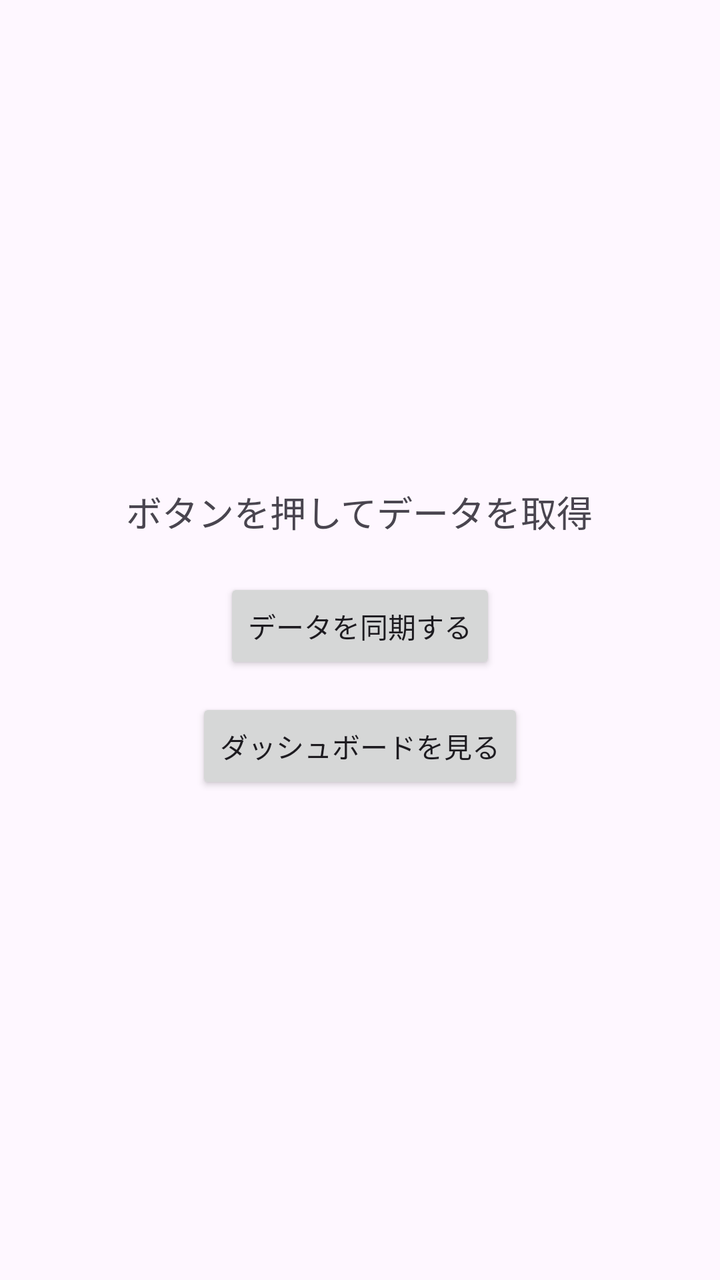
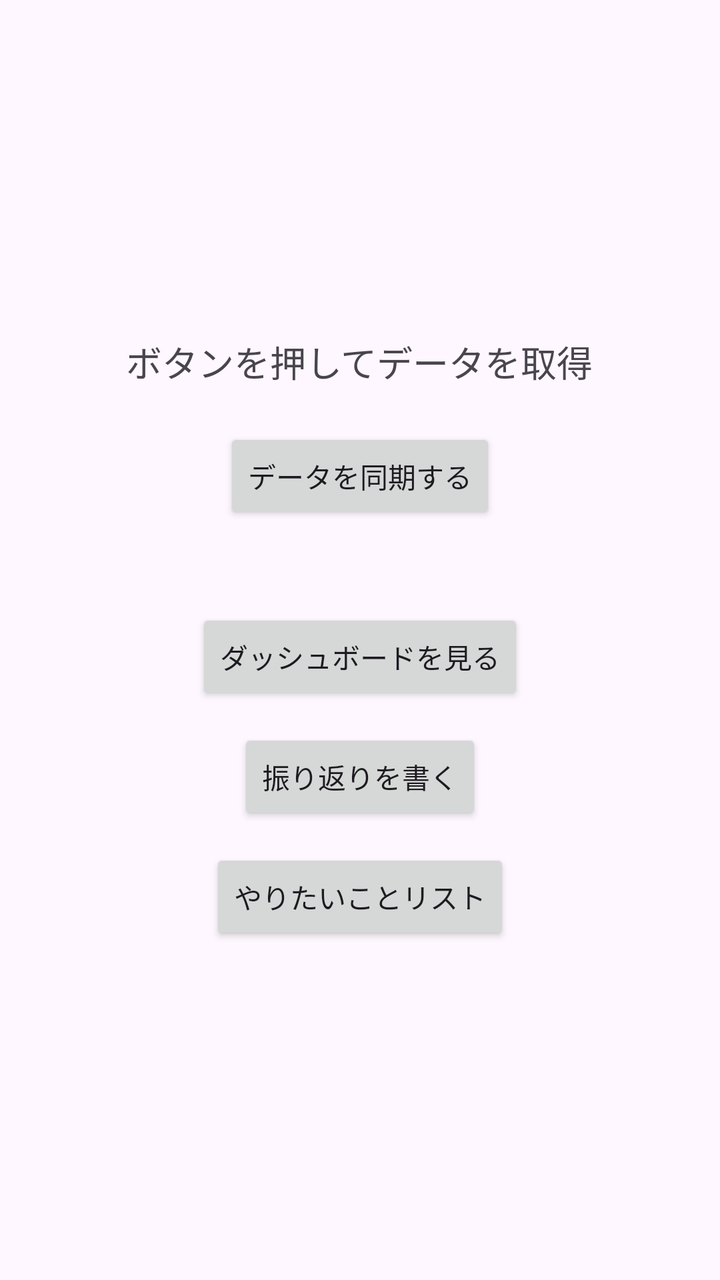

Before-and-after screenshots of an Android layout around one commit, followed by the original layout XML and the change that was made.
<!-- AndroidManifest.xml: application theme Theme.MyHealthHub -->
<!-- res/layout/activity_main.xml -->
<?xml version="1.0" encoding="utf-8"?>
<LinearLayout xmlns:android="http://schemas.android.com/apk/res/android"
    android:layout_width="match_parent"
    android:layout_height="match_parent"
    android:orientation="vertical"
    android:gravity="center"
    android:padding="20dp">

    <TextView
        android:id="@+id/statusText"
        android:layout_width="wrap_content"
        android:layout_height="wrap_content"
        android:text="ボタンを押してデータを取得"
        android:textSize="18sp"
        android:layout_marginBottom="20dp" />

    <Button
        android:id="@+id/syncButton"
        android:layout_width="wrap_content"
        android:layout_height="wrap_content"
        android:text="データを同期する" />

    <Button
        android:id="@+id/dashboardButton"
        android:layout_width="wrap_content"
        android:layout_height="wrap_content"
        android:layout_marginTop="12dp"
        android:text="ダッシュボードを見る" />

</LinearLayout>
<!-- resources referenced by this layout -->
<resources>
  <style name="Theme.MyHealthHub" parent="Base.Theme.MyHealthHub" />
  <style name="Base.Theme.MyHealthHub" parent="Theme.Material3.DayNight.NoActionBar">
          
          
      </style>
</resources>

<!-- the commit's change to res/layout/activity_main.xml (unified diff, before → after) -->
@@ -20,6 +20,16 @@
         android:layout_height="wrap_content"
         android:text="データを同期する" />
 
+    <TextView
+        android:id="@+id/lastSyncText"
+        android:layout_width="wrap_content"
+        android:layout_height="wrap_content"
+        android:text=""
+        android:textSize="12sp"
+        android:textColor="#888888"
+        android:layout_marginTop="6dp"
+        android:layout_marginBottom="8dp" />
+
     <Button
         android:id="@+id/dashboardButton"
         android:layout_width="wrap_content"
@@ -27,4 +37,18 @@
         android:layout_marginTop="12dp"
         android:text="ダッシュボードを見る" />
 
+    <Button
+        android:id="@+id/reflectionButton"
+        android:layout_width="wrap_content"
+        android:layout_height="wrap_content"
+        android:layout_marginTop="12dp"
+        android:text="振り返りを書く" />
+
+    <Button
+        android:id="@+id/wishListButton"
+        android:layout_width="wrap_content"
+        android:layout_height="wrap_content"
+        android:layout_marginTop="12dp"
+        android:text="やりたいことリスト" />
+
 </LinearLayout>
